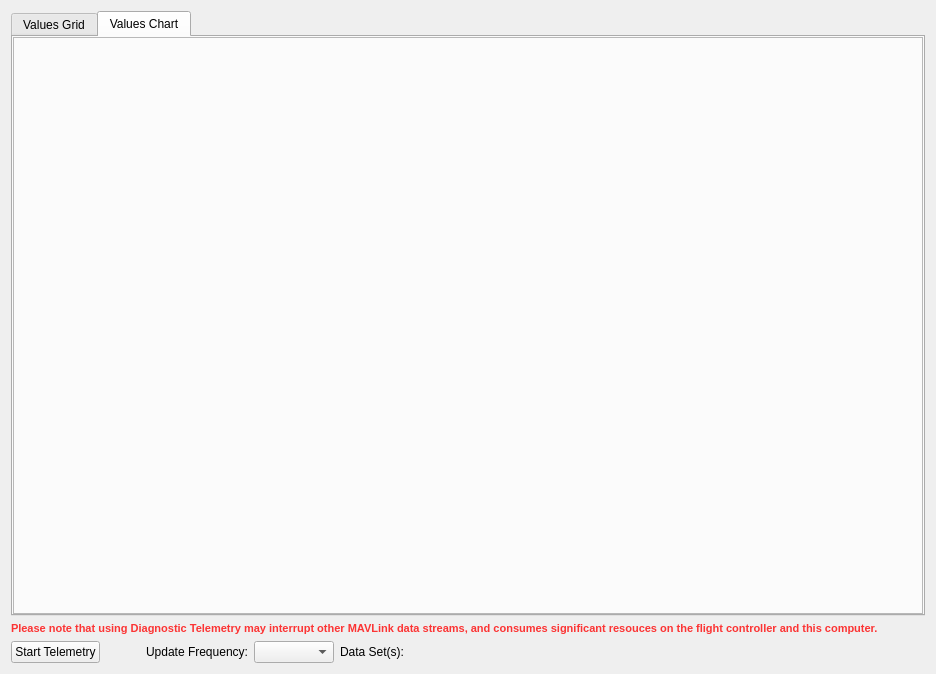
nlbtuyen/ConfigurationGCS, file src/aq_telemetryView.ui: the form before one commit.
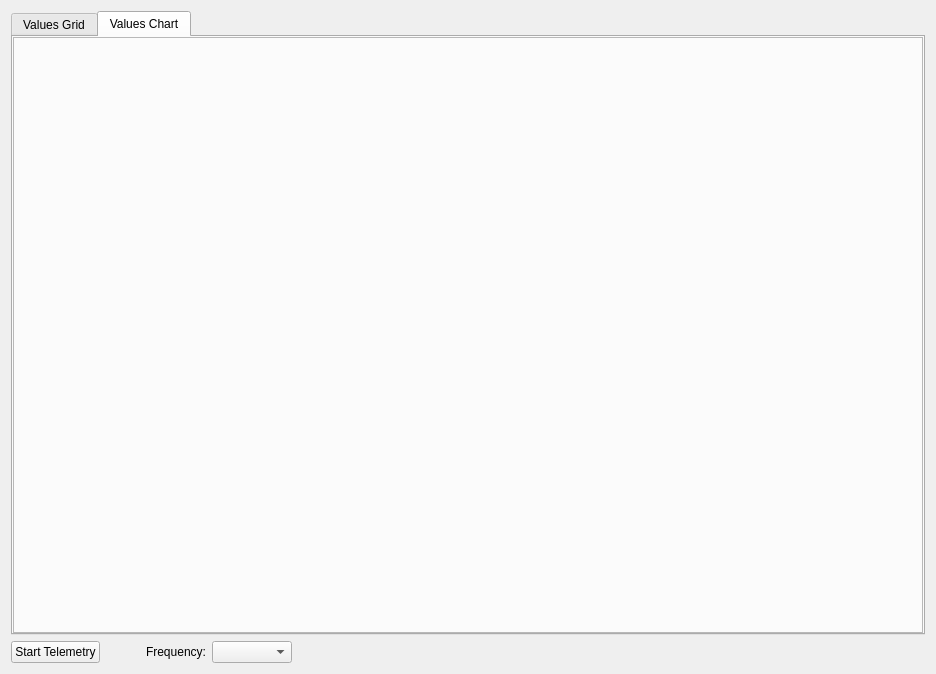
The form after the commit.

Diff of the .ui file:
```diff
--- a/src/aq_telemetryView.ui
+++ b/src/aq_telemetryView.ui
@@ -149,21 +149,6 @@
      </widget>
     </widget>
    </item>
-   <item>
-    <widget class="QLabel" name="label_resourceWarning">
-     <property name="styleSheet">
-      <string notr="true">color: rgba(255, 0, 0, 200);
-font-weight: bold;
-font-size: 11px;</string>
-     </property>
-     <property name="text">
-      <string>Please note that using Diagnostic Telemetry may interrupt other MAVLink data streams, and consumes significant resouces on the flight controller and this computer.</string>
-     </property>
-     <property name="wordWrap">
-      <bool>true</bool>
-     </property>
-    </widget>
-   </item>
    <item>
     <layout class="QHBoxLayout" name="horizontalLayout_14">
      <property name="spacing">
@@ -201,7 +186,7 @@
      <item>
       <widget class="QLabel" name="label">
        <property name="text">
-        <string>Update Frequency:</string>
+        <string>Frequency:</string>
        </property>
       </widget>
      </item>
@@ -221,13 +206,6 @@
        </property>
       </widget>
      </item>
-     <item>
-      <widget class="QLabel" name="label_dataSets">
-       <property name="text">
-        <string>Data Set(s):</string>
-       </property>
-      </widget>
-     </item>
      <item>
       <layout class="QHBoxLayout" name="hLayout_dataSets"/>
      </item>
```
